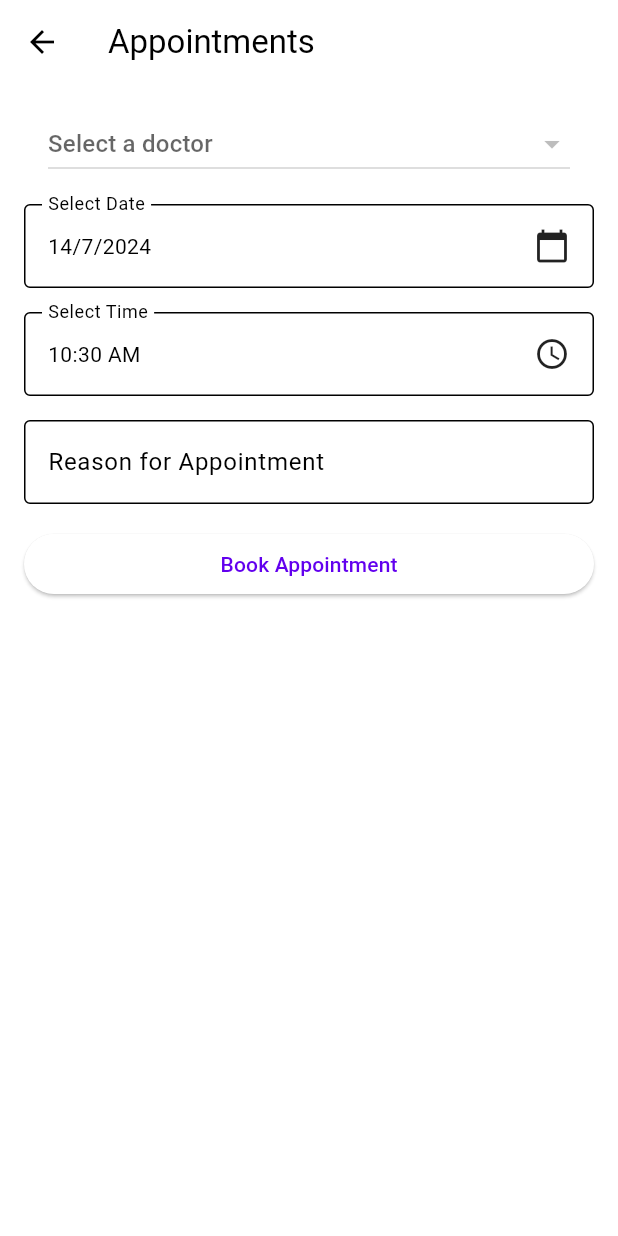
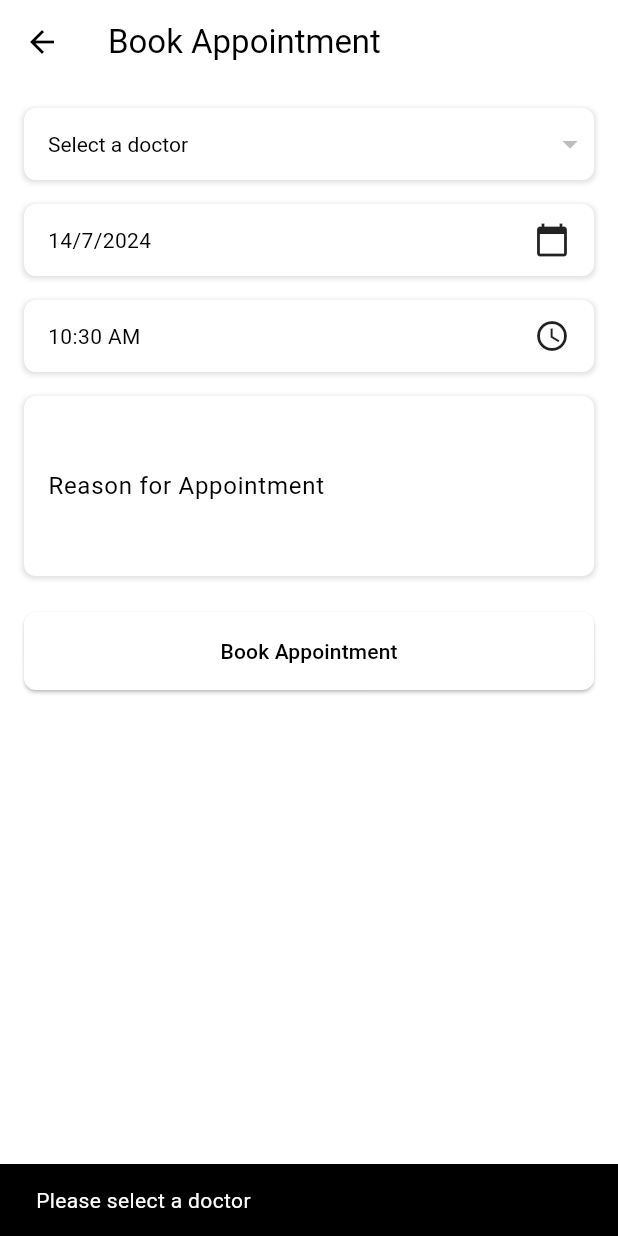
Before and after one commit to shreelaxmikamath/one-love, a Flutter app: the AppointmentsPage screen opened directly with empty values, after a tap on "Book Appointment", on a phone screen of 412 x 824 dp. Run offline on Flutter 3.47's test engine with Material 3 defaults, Android fonts, the light colour scheme and no system bars; our stand-ins replace intl_phone_number_input, table_calendar; network calls fail.

Commit message:
little changes

```diff
--- a/lib/appointments_page.dart
+++ b/lib/appointments_page.dart
@@ -26,8 +26,8 @@ class _AppointmentsPageState extends State<AppointmentsPage> {
 
   Future<void> _fetchDoctors() async {
     try {
-      final response =
-      await http.get(Uri.parse('http://10.0.2.2:5000/doctors'));
+      final response = await http.get(
+          Uri.parse('http://10.0.2.2:5000/doctors'));
 
       if (response.statusCode == 200) {
         List<dynamic> doctorsData = json.decode(response.body);
@@ -42,7 +42,12 @@ class _AppointmentsPageState extends State<AppointmentsPage> {
       }
     } catch (e) {
       print('Error fetching doctors: $e');
-      // Handle error, show error message, etc.
+      ScaffoldMessenger.of(context).showSnackBar(
+        SnackBar(
+          content: Text('Failed to load doctors. Please try again.'),
+          duration: Duration(seconds: 2),
+        ),
+      );
     }
   }
 
@@ -74,7 +79,12 @@ class _AppointmentsPageState extends State<AppointmentsPage> {
 
   Future<void> _bookAppointment() async {
     if (_selectedDoctor == null) {
-      // Handle case where no doctor is selected
+      ScaffoldMessenger.of(context).showSnackBar(
+        SnackBar(
+          content: Text('Please select a doctor'),
+          duration: Duration(seconds: 2),
+        ),
+      );
       return;
     }
 
@@ -87,7 +97,6 @@ class _AppointmentsPageState extends State<AppointmentsPage> {
       _selectedTime.minute,
     );
 
-    // Prepare data to send to the API
     Map<String, dynamic> appointmentData = {
       'user_id': widget.userId,
       'doctor_name': _selectedDoctor,
@@ -105,22 +114,19 @@ class _AppointmentsPageState extends State<AppointmentsPage> {
         body: jsonEncode(appointmentData),
       );
 
-      if (response.statusCode == 200) {
-        // Appointment booked successfully, show success message
-        print('Appointment booked successfully!');
+      if (response.statusCode == 201) {
         ScaffoldMessenger.of(context).showSnackBar(
           SnackBar(
             content: Text('Appointment booked successfully!'),
             duration: Duration(seconds: 2),
           ),
         );
-        // Optionally navigate to another page or reset fields
+        Navigator.of(context).pop();
       } else {
-        // Appointment booking failed, handle error scenario
-        print('Book appointment: ${response.body}');
+        print('Book appointment failed: ${response.body}');
         ScaffoldMessenger.of(context).showSnackBar(
           SnackBar(
-            content: Text('Booked appointment.'),
+            content: Text('Failed to book appointment. Please try again.'),
             duration: Duration(seconds: 2),
           ),
         );
@@ -140,20 +146,33 @@ class _AppointmentsPageState extends State<AppointmentsPage> {
   Widget build(BuildContext context) {
     return Scaffold(
       appBar: AppBar(
-        title: Text('Appointments'),
+        title: Text('Book Appointment'),
       ),
-      body: Padding(
+      body: SingleChildScrollView(
         padding: const EdgeInsets.all(16.0),
         child: Column(
           crossAxisAlignment: CrossAxisAlignment.stretch,
           children: [
             Container(
+              decoration: BoxDecoration(
                 color: Colors.white,
-              padding: EdgeInsets.symmetric(horizontal: 16),
+                borderRadius: BorderRadius.circular(8),
+                boxShadow: [
+                  BoxShadow(
+                    color: Colors.grey.withOpacity(0.3),
+                    spreadRadius: 1,
+                    blurRadius: 2,
+                    offset: Offset(0, 1),
+                  ),
+                ],
+              ),
+              child: DropdownButtonHideUnderline(
+                child: ButtonTheme(
+                  alignedDropdown: true,
                   child: DropdownButton<String>(
                     isExpanded: true,
                     value: _selectedDoctor,
-                hint: Text('Select a doctor'),
+                    hint: Text('Select a doctor', style: TextStyle(color: Colors.black)), // Add style here
                     onChanged: (newValue) {
                       setState(() {
                         _selectedDoctor = newValue;
@@ -162,37 +181,62 @@ class _AppointmentsPageState extends State<AppointmentsPage> {
                     items: _doctors.map((doctor) {
                       return DropdownMenuItem<String>(
                         value: doctor,
-                    child: Text(doctor),
+                        child: Text(doctor, style: TextStyle(color: Colors.black)), // Add style here as well
                       );
                     }).toList(),
+                    dropdownColor: Colors.white,
+                    style: TextStyle(color: Colors.black), // Add this line to set the general text style
+                  ),
+                ),
               ),
             ),
             SizedBox(height: 16),
-            InkWell(
+            Container(
+              decoration: BoxDecoration(
+                color: Colors.white,
+                borderRadius: BorderRadius.circular(8),
+                boxShadow: [
+                  BoxShadow(
+                    color: Colors.grey.withOpacity(0.3),
+                    spreadRadius: 1,
+                    blurRadius: 2,
+                    offset: Offset(0, 1),
+                  ),
+                ],
+              ),
+              child: InkWell(
                 onTap: () => _selectDate(context),
-              child: InputDecorator(
-                decoration: InputDecoration(
-                  labelText: 'Select Date',
-                  border: OutlineInputBorder(),
-                ),
+                child: Padding(
+                  padding: EdgeInsets.symmetric(horizontal: 16, vertical: 12),
                   child: Row(
                     mainAxisAlignment: MainAxisAlignment.spaceBetween,
                     children: [
-                    Text(
-                        '${_selectedDate.day}/${_selectedDate.month}/${_selectedDate.year}'),
+                      Text('${_selectedDate.day}/${_selectedDate
+                          .month}/${_selectedDate.year}'),
                       Icon(Icons.calendar_today),
                     ],
                   ),
                 ),
               ),
+            ),
             SizedBox(height: 16),
-            InkWell(
+            Container(
+              decoration: BoxDecoration(
+                color: Colors.white,
+                borderRadius: BorderRadius.circular(8),
+                boxShadow: [
+                  BoxShadow(
+                    color: Colors.grey.withOpacity(0.3),
+                    spreadRadius: 1,
+                    blurRadius: 2,
+                    offset: Offset(0, 1),
+                  ),
+                ],
+              ),
+              child: InkWell(
                 onTap: () => _selectTime(context),
-              child: InputDecorator(
-                decoration: InputDecoration(
-                  labelText: 'Select Time',
-                  border: OutlineInputBorder(),
-                ),
+                child: Padding(
+                  padding: EdgeInsets.symmetric(horizontal: 16, vertical: 12),
                   child: Row(
                     mainAxisAlignment: MainAxisAlignment.spaceBetween,
                     children: [
@@ -202,18 +246,45 @@ class _AppointmentsPageState extends State<AppointmentsPage> {
                   ),
                 ),
               ),
-            SizedBox(height: 16),
-            TextField(
+            ),
+            SizedBox(height: 16),Container(
+              decoration: BoxDecoration(
+                color: Colors.white,
+                borderRadius: BorderRadius.circular(8),
+                boxShadow: [
+                  BoxShadow(
+                    color: Colors.grey.withOpacity(0.3),
+                    spreadRadius: 1,
+                    blurRadius: 2,
+                    offset: Offset(0, 1),
+                  ),
+                ],
+              ),
+              child: TextField(
                 controller: _reasonController,
                 decoration: InputDecoration(
                   labelText: 'Reason for Appointment',
-                border: OutlineInputBorder(),
+                  labelStyle: TextStyle(color: Colors.black), // Add this line
+                  border: InputBorder.none,
+                  contentPadding: EdgeInsets.all(16),
+                ),
+                maxLines: 3,
               ),
             ),
-            SizedBox(height: 16),
+            SizedBox(height: 24),
       ElevatedButton(
         onPressed: _bookAppointment,
-              child: Text('Book Appointment'),
+        child: Text(
+          'Book Appointment',
+          style: TextStyle(color: Colors.black), // Add this line
+        ),
+        style: ElevatedButton.styleFrom(
+          padding: EdgeInsets.symmetric(vertical: 16),
+          shape: RoundedRectangleBorder(
+            borderRadius: BorderRadius.circular(8),
+          ),
+          backgroundColor: Colors.white, // Add this line to make the button background white
+        ),
       ),
           ],
         ),
```
Also changed, not shown: 1 other file. Lines whose indentation alone changed are shown as unchanged.
